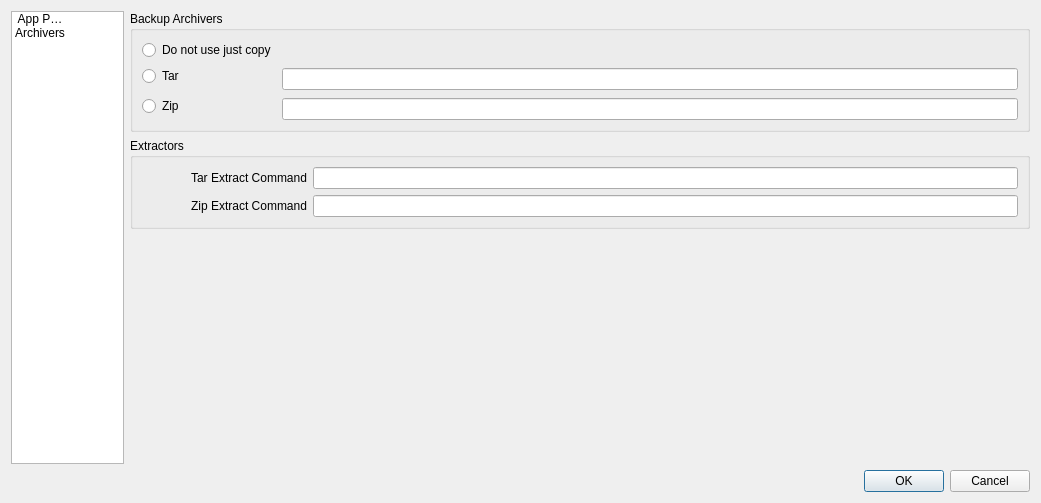
This is configdialog.ui in darthtenebrus/linion as Qt 5 draws it before an edit. The edited form follows.
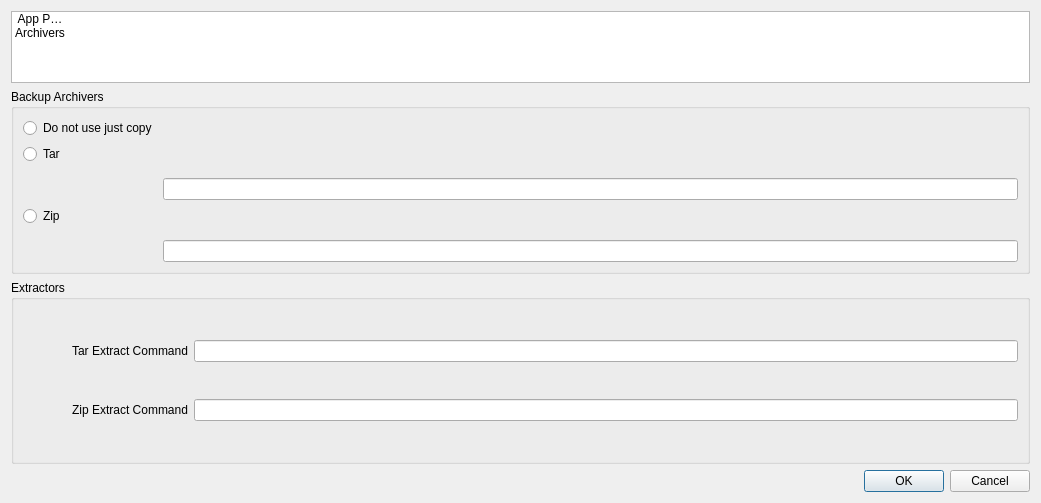
This is the edited form. The open tabs and pages were chosen to show the change. Icons and pictures are not drawn.

Commit message: config dialog bug fix

```diff
--- a/configdialog.ui
+++ b/configdialog.ui
@@ -25,7 +25,7 @@
     <number>6</number>
    </property>
    <item>
-    <layout class="QHBoxLayout" name="horizontalLayout">
+    <layout class="QVBoxLayout" name="verticalLayout_4">
      <property name="spacing">
       <number>6</number>
      </property>
@@ -38,21 +38,21 @@
      <item>
       <widget class="QListWidget" name="listWidget">
        <property name="sizePolicy">
-        <sizepolicy hsizetype="Maximum" vsizetype="Expanding">
+        <sizepolicy hsizetype="Preferred" vsizetype="Maximum">
          <horstretch>0</horstretch>
          <verstretch>0</verstretch>
         </sizepolicy>
        </property>
        <property name="minimumSize">
         <size>
-         <width>112</width>
-         <height>0</height>
+         <width>0</width>
+         <height>72</height>
         </size>
        </property>
        <property name="maximumSize">
         <size>
-         <width>113</width>
-         <height>16777215</height>
+         <width>16777215</width>
+         <height>72</height>
         </size>
        </property>
        <property name="mouseTracking">
@@ -104,7 +104,7 @@
         <bool>true</bool>
        </property>
        <property name="itemAlignment">
-        <set>Qt::AlignCenter|Qt::AlignHCenter|Qt::AlignRight|Qt::AlignTrailing|Qt::AlignVCenter</set>
+        <set>Qt::AlignRight|Qt::AlignTrailing|Qt::AlignVCenter</set>
        </property>
        <property name="currentRow">
         <number>-1</number>
@@ -360,19 +360,6 @@
            </layout>
           </widget>
          </item>
-         <item>
-          <spacer name="verticalSpacer_2">
-           <property name="orientation">
-            <enum>Qt::Vertical</enum>
-           </property>
-           <property name="sizeHint" stdset="0">
-            <size>
-             <width>17</width>
-             <height>293</height>
-            </size>
-           </property>
-          </spacer>
-         </item>
         </layout>
        </widget>
       </widget>
```
Left out of the diff: 2 changed lines with no effect on the pictures. The commit also changes 4 other files.
